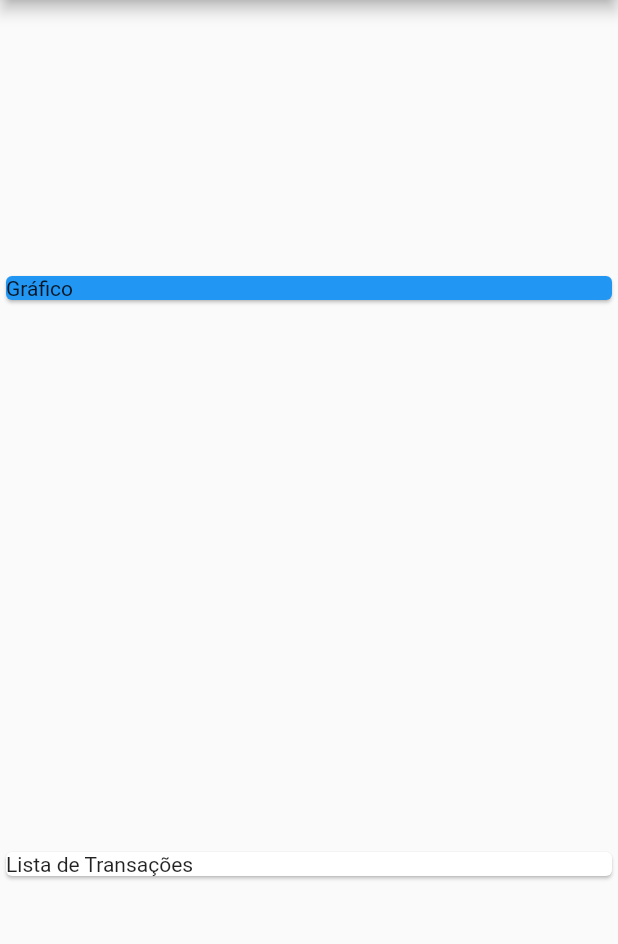
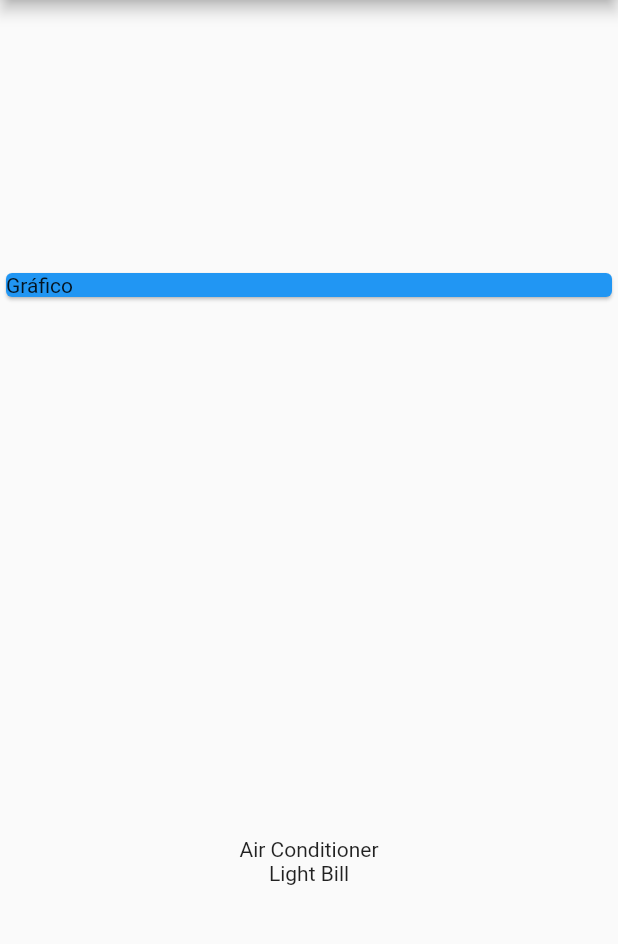
Before and after one commit to black-dev-x/GiFFF-Flutter, a Flutter app: the screen it shows after launch, on a phone screen of 412 x 824 dp, the part 84-1028 px from its top. Run offline on Flutter 3.47's test engine with Material 2 defaults, Android fonts, the phone set to English and light mode, and no system bars.

Commit message:
expense card

```diff
--- /dev/null
+++ b/expenses_manager/lib/expenses/expense_card.dart
@@ -0,0 +1,14 @@
+import 'package:expenses_manager/expenses/expense.dart';
+import 'package:flutter/material.dart';
+
+class ExpenseCard extends StatelessWidget {
+  final Expense _expense;
+  ExpenseCard(this._expense);
+
+  @override
+  Widget build(BuildContext context) {
+    return Container(
+      child: Text(_expense.title),
+    );
+  }
+}
--- /dev/null
+++ b/expenses_manager/lib/expenses/expenses_graph.dart
@@ -0,0 +1,13 @@
+import 'package:flutter/material.dart';
+
+class ExpensesGraph extends StatelessWidget {
+  @override
+  Widget build(BuildContext context) {
+    return Container(
+      child: Card(
+        color: Colors.blue,
+        child: Text('Gráfico'),
+      ),
+    );
+  }
+}
--- /dev/null
+++ b/expenses_manager/lib/expenses/expenses_list.dart
@@ -0,0 +1,16 @@
+import 'package:expenses_manager/expenses/expense.dart';
+import 'package:expenses_manager/expenses/expense_card.dart';
+import 'package:flutter/material.dart';
+
+class ExpensesList extends StatelessWidget {
+  final List<Expense> _expenses;
+
+  ExpensesList(this._expenses);
+
+  @override
+  Widget build(BuildContext context) {
+    return Column(
+      children: _expenses.map((expense) => ExpenseCard(expense)).toList(),
+    );
+  }
+}
--- a/expenses_manager/lib/expenses/expenses_page.dart
+++ b/expenses_manager/lib/expenses/expenses_page.dart
@@ -1,4 +1,6 @@
 import 'package:expenses_manager/expenses/expense.dart';
+import 'package:expenses_manager/expenses/expenses_graph.dart';
+import 'package:expenses_manager/expenses/expenses_list.dart';
 import 'package:flutter/material.dart';
 
 class ExpensesPage extends StatelessWidget {
@@ -13,15 +15,8 @@ class ExpensesPage extends StatelessWidget {
       mainAxisAlignment: MainAxisAlignment.spaceAround,
       crossAxisAlignment: CrossAxisAlignment.stretch,
       children: <Widget>[
-        Container(
-          child: Card(
-            color: Colors.blue,
-            child: Text('Gráfico'),
-          ),
-        ),
-        Card(
-          child: Text('Lista de Transações'),
-        )
+        ExpensesGraph(),
+        ExpensesList(_expensesList),
       ],
     );
   }
```
